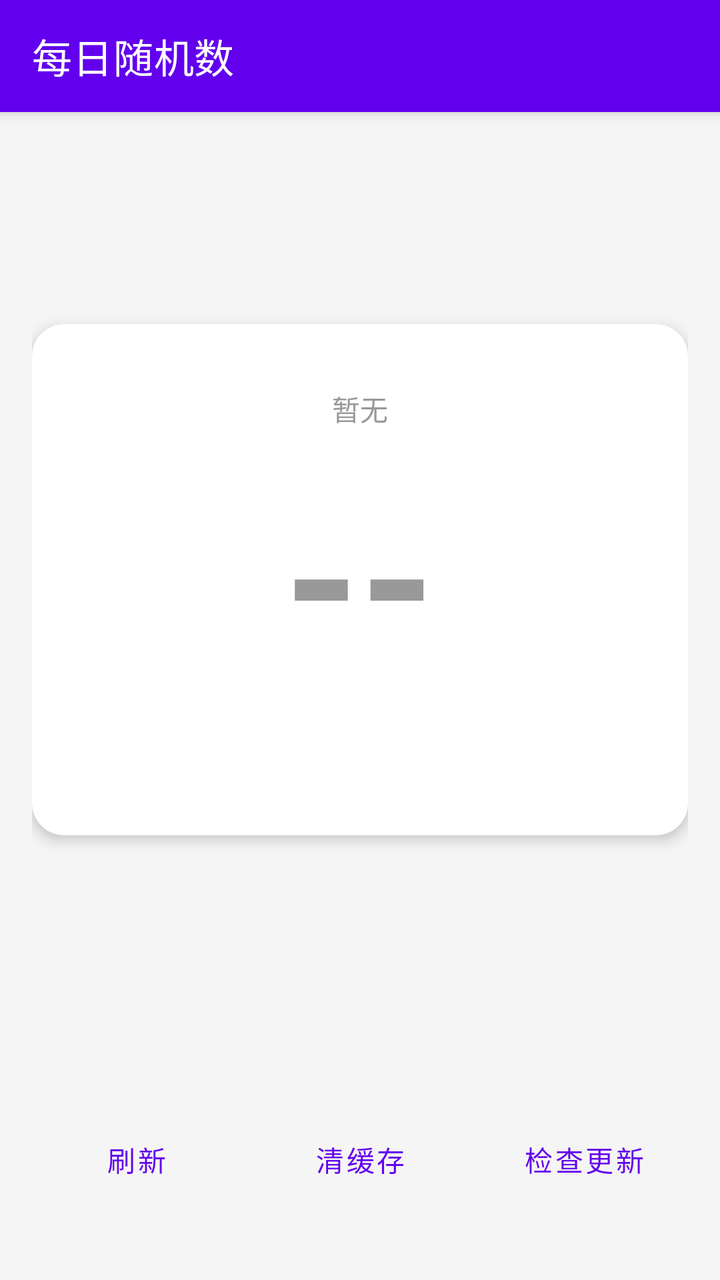
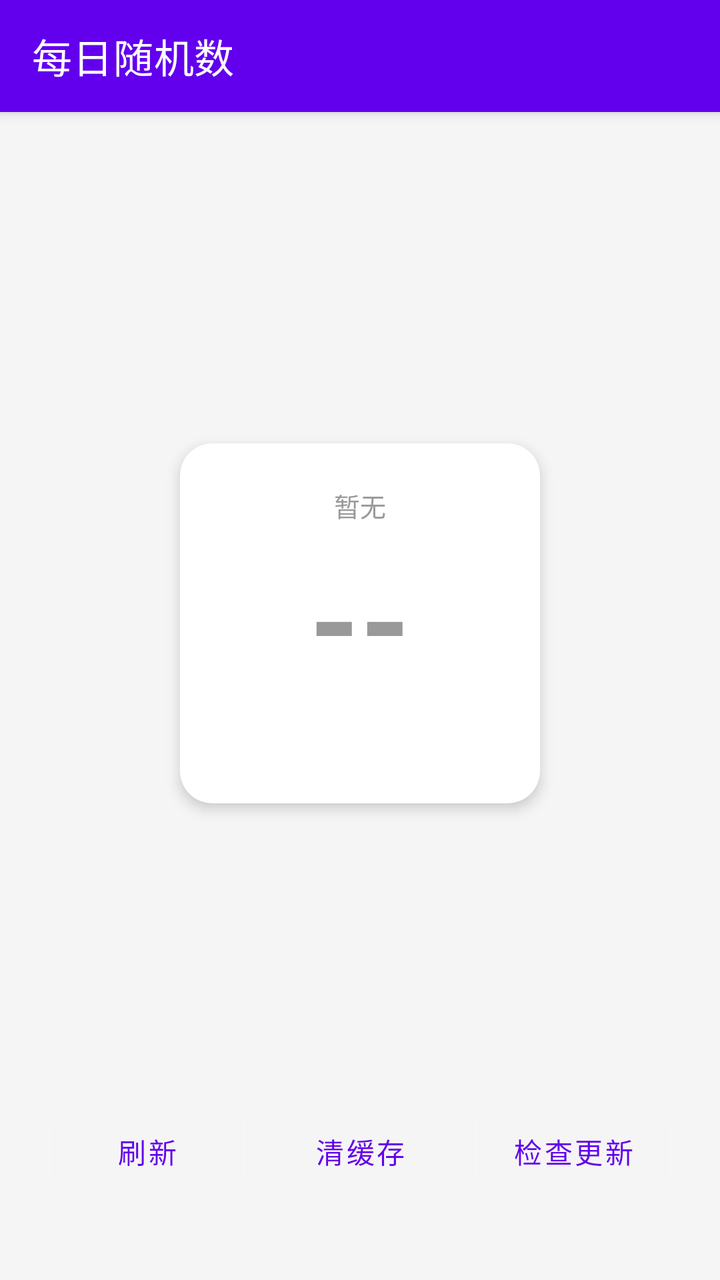

Compare the two renders of this Android layout. The source of the first and the diff that turns it into the second are given below.
<!-- AndroidManifest.xml: application theme Theme.DailyRandom -->
<!-- res/layout/activity_main.xml -->
<?xml version="1.0" encoding="utf-8"?>
<LinearLayout
    xmlns:android="http://schemas.android.com/apk/res/android"
    xmlns:app="http://schemas.android.com/apk/res-auto"
    android:layout_width="match_parent"
    android:layout_height="match_parent"
    android:orientation="vertical"
    android:background="#F5F5F5">

    <com.google.android.material.appbar.MaterialToolbar
        android:id="@+id/toolbar"
        android:layout_width="match_parent"
        android:layout_height="?attr/actionBarSize"
        android:background="#6200EE"
        android:theme="@style/ThemeOverlay.MaterialComponents.Dark.ActionBar"
        android:elevation="4dp"
        app:title="每日随机数"
        app:titleTextColor="@android:color/white" />

    <ScrollView
        android:layout_width="match_parent"
        android:layout_height="0dp"
        android:layout_weight="1"
        android:fillViewport="true">

        <LinearLayout
            android:layout_width="match_parent"
            android:layout_height="wrap_content"
            android:orientation="vertical"
            android:padding="16dp"
            android:gravity="center">

            <com.google.android.material.card.MaterialCardView
                android:layout_width="match_parent"
                android:layout_height="wrap_content"
                android:layout_marginBottom="16dp"
                app:cardCornerRadius="16dp"
                app:cardElevation="4dp"
                app:cardBackgroundColor="@android:color/white">

                <LinearLayout
                    android:layout_width="match_parent"
                    android:layout_height="wrap_content"
                    android:orientation="vertical"
                    android:gravity="center"
                    android:padding="32dp">

                    <TextView
                        android:id="@+id/tvDate"
                        android:layout_width="wrap_content"
                        android:layout_height="wrap_content"
                        android:text="暂无"
                        android:textSize="14sp"
                        android:textColor="#999999"
                        android:layout_marginBottom="8dp"/>

                    <TextView
                        android:id="@+id/tvRandom"
                        android:layout_width="wrap_content"
                        android:layout_height="wrap_content"
                        android:text="--"
                        android:textSize="96sp"
                        android:textStyle="bold"
                        android:textColor="#999999"/>

                    <TextView
                        android:id="@+id/tvOddEven"
                        android:layout_width="wrap_content"
                        android:layout_height="wrap_content"
                        android:text=""
                        android:textSize="20sp"
                        android:textColor="#CCCCCC"
                        android:layout_marginTop="8dp"/>
                </LinearLayout>
            </com.google.android.material.card.MaterialCardView>

        </LinearLayout>
    </ScrollView>

    <LinearLayout
        android:layout_width="match_parent"
        android:layout_height="wrap_content"
        android:orientation="vertical"
        android:padding="16dp"
        android:background="#F5F5F5">

        <LinearLayout
            android:layout_width="match_parent"
            android:layout_height="wrap_content"
            android:orientation="horizontal"
            android:gravity="center">

            <Button
                android:id="@+id/btnRefresh"
                android:layout_width="0dp"
                android:layout_height="wrap_content"
                android:layout_weight="1"
                android:text="刷新"
                android:layout_marginEnd="4dp"
                style="@style/Widget.MaterialComponents.Button.OutlinedButton"/>

            <Button
                android:id="@+id/btnClear"
                android:layout_width="0dp"
                android:layout_height="wrap_content"
                android:layout_weight="1"
                android:text="清缓存"
                android:layout_marginStart="4dp"
                android:layout_marginEnd="4dp"
                style="@style/Widget.MaterialComponents.Button.OutlinedButton"/>

            <Button
                android:id="@+id/btnUpdate"
                android:layout_width="0dp"
                android:layout_height="wrap_content"
                android:layout_weight="1"
                android:text="检查更新"
                android:layout_marginStart="4dp"
                style="@style/Widget.MaterialComponents.Button.OutlinedButton"/>
        </LinearLayout>

        <TextView
            android:id="@+id/tvUpdateStatus"
            android:layout_width="match_parent"
            android:layout_height="wrap_content"
            android:text=""
            android:textSize="12sp"
            android:textColor="#AAAAAA"
            android:gravity="center"
            android:layout_marginTop="4dp"/>
    </LinearLayout>

</LinearLayout>
<!-- resources referenced by this layout -->
<resources>
  <style name="Theme.DailyRandom" parent="Theme.MaterialComponents.NoActionBar">
          <item name="colorPrimary">#6200EE</item>
          <item name="colorPrimaryVariant">#3700B3</item>
          <item name="colorOnPrimary">@color/white</item>
          <item name="colorSecondary">#03DAC5</item>
          <item name="colorSecondaryVariant">#018786</item>
          <item name="colorOnSecondary">@color/black</item>
          <item name="android:statusBarColor">#6200EE</item>
          <item name="android:navigationBarColor">#6200EE</item>
          <item name="android:windowLightStatusBar">false</item>
      </style>
  <color name="white">#FFFFFFFF</color>
  <color name="black">#FF000000</color>
</resources>

<!-- the commit's change to res/layout/activity_main.xml (unified diff, before → after) -->
@@ -17,71 +17,66 @@
         app:title="每日随机数"
         app:titleTextColor="@android:color/white" />
 
-    <ScrollView
+    <LinearLayout
         android:layout_width="match_parent"
         android:layout_height="0dp"
         android:layout_weight="1"
-        android:fillViewport="true">
+        android:orientation="vertical"
+        android:gravity="center"
+        android:paddingHorizontal="32dp"
+        android:paddingTop="24dp"
+        android:paddingBottom="8dp">
 
-        <LinearLayout
-            android:layout_width="match_parent"
-            android:layout_height="wrap_content"
-            android:orientation="vertical"
-            android:padding="16dp"
-            android:gravity="center">
+        <com.google.android.material.card.MaterialCardView
+            android:layout_width="180dp"
+            android:layout_height="180dp"
+            app:cardCornerRadius="16dp"
+            app:cardElevation="4dp"
+            app:cardBackgroundColor="@android:color/white">
 
-            <com.google.android.material.card.MaterialCardView
+            <LinearLayout
                 android:layout_width="match_parent"
-                android:layout_height="wrap_content"
-                android:layout_marginBottom="16dp"
-                app:cardCornerRadius="16dp"
-                app:cardElevation="4dp"
-                app:cardBackgroundColor="@android:color/white">
+                android:layout_height="match_parent"
+                android:orientation="vertical"
+                android:gravity="center">
 
-                <LinearLayout
-                    android:layout_width="match_parent"
+                <TextView
+                    android:id="@+id/tvDate"
+                    android:layout_width="wrap_content"
                     android:layout_height="wrap_content"
-                    android:orientation="vertical"
-                    android:gravity="center"
-                    android:padding="32dp">
+                    android:text="暂无"
+                    android:textSize="13sp"
+                    android:textColor="#999999"
+                    android:layout_marginBottom="4dp"/>
 
-                    <TextView
-                        android:id="@+id/tvDate"
-                        android:layout_width="wrap_content"
-                        android:layout_height="wrap_content"
-                        android:text="暂无"
-                        android:textSize="14sp"
-                        android:textColor="#999999"
-                        android:layout_marginBottom="8dp"/>
+                <TextView
+                    android:id="@+id/tvRandom"
+                    android:layout_width="wrap_content"
+                    android:layout_height="wrap_content"
+                    android:text="--"
+                    android:textSize="64sp"
+                    android:textStyle="bold"
+                    android:textColor="#999999"/>
 
-                    <TextView
-                        android:id="@+id/tvRandom"
-                        android:layout_width="wrap_content"
-                        android:layout_height="wrap_content"
-                        android:text="--"
-                        android:textSize="96sp"
-                        android:textStyle="bold"
-                        android:textColor="#999999"/>
+                <TextView
+                    android:id="@+id/tvOddEven"
+                    android:layout_width="wrap_content"
+                    android:layout_height="wrap_content"
+                    android:text=""
+                    android:textSize="18sp"
+                    android:textColor="#CCCCCC"
+                    android:layout_marginTop="4dp"/>
+            </LinearLayout>
+        </com.google.android.material.card.MaterialCardView>
 
-                    <TextView
-                        android:id="@+id/tvOddEven"
-                        android:layout_width="wrap_content"
-                        android:layout_height="wrap_content"
-                        android:text=""
-                        android:textSize="20sp"
-                        android:textColor="#CCCCCC"
-                        android:layout_marginTop="8dp"/>
-                </LinearLayout>
-            </com.google.android.material.card.MaterialCardView>
-
-        </LinearLayout>
-    </ScrollView>
+    </LinearLayout>
 
     <LinearLayout
         android:layout_width="match_parent"
         android:layout_height="wrap_content"
         android:orientation="vertical"
-        android:padding="16dp"
+        android:paddingHorizontal="24dp"
+        android:paddingBottom="20dp"
         android:background="#F5F5F5">
 
         <LinearLayout
